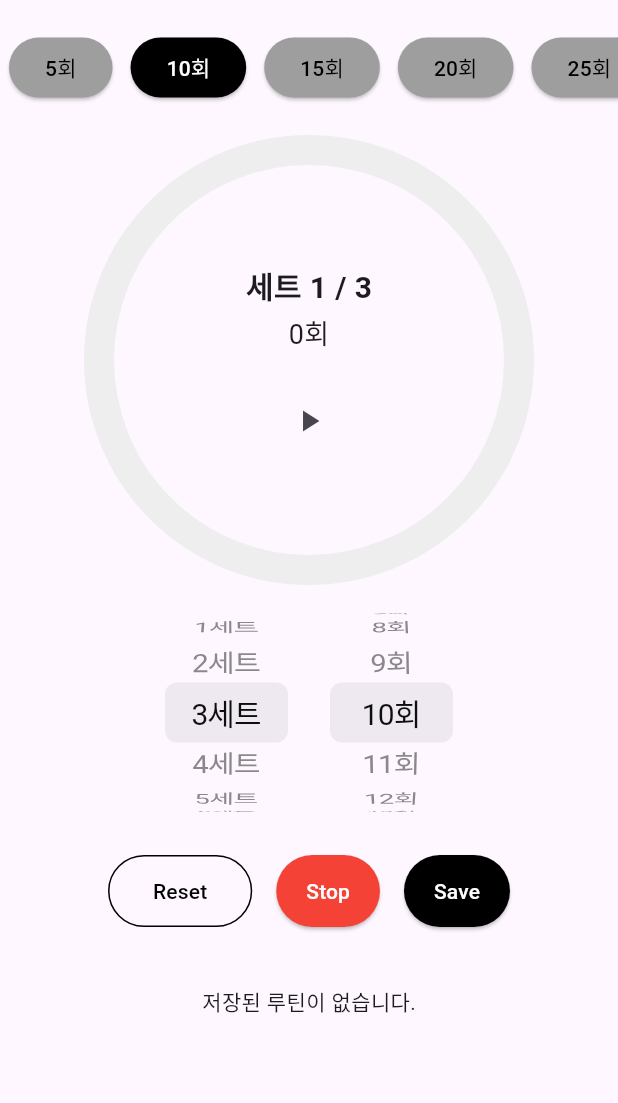
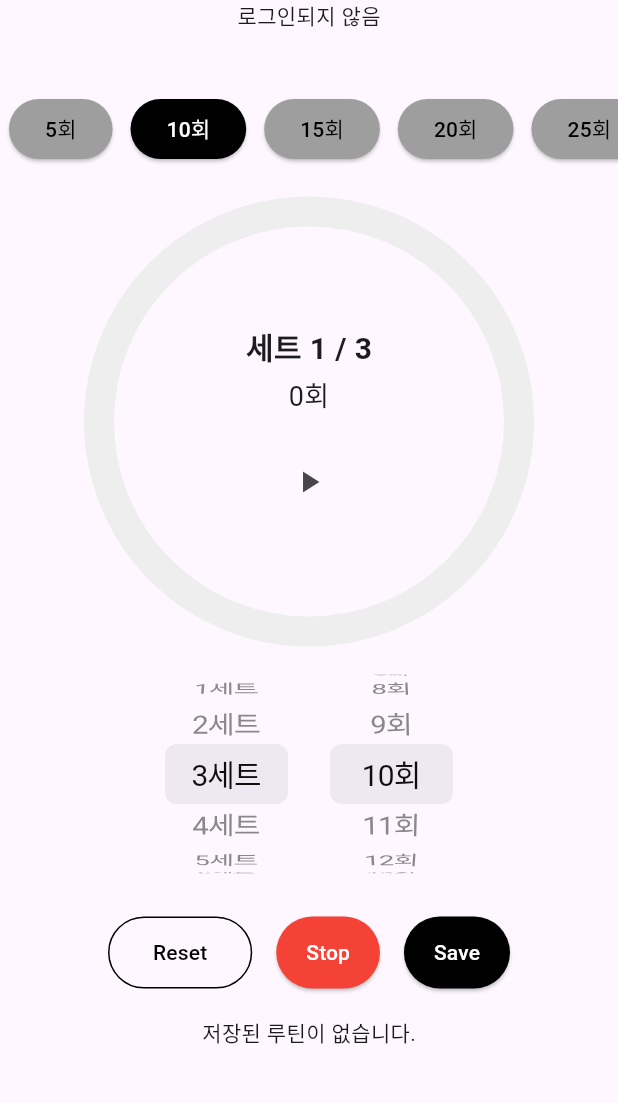
Before and after one commit to Xeostop1/flutter-workoutcounter, a Flutter app: the screen it shows after launch, on a phone screen of 412 x 824 dp, the part 84-1187 px from its top. Run offline on Flutter 3.47's test engine with Material 3 defaults, Android fonts, the phone set to English and light mode, and no system bars; our stand-ins replace cloud_firestore, firebase_auth, firebase_core, flutter_tts, google_mobile_ads, google_sign_in and 2 more; accounts and stored records are empty; network calls fail; statements that could not run were skipped; project files that could hold a hidden picture were left out.

Commit message:
구글 어스, 파이어스토리지 저장성공

```diff
--- a/lib/screens/workout_screen.dart
+++ b/lib/screens/workout_screen.dart
@@ -11,6 +11,7 @@ import '../widgets/save_button.dart';
 import '../widgets/repeat_count_buttons.dart';
 import '../widgets/common_wheel_picker.dart';
 import '../widgets/stop_button.dart';
+import '../widgets/user_info_widget.dart';
 import '../widgets/workout_circle.dart';
 import '../widgets/saved_routine_tile.dart';
 import 'login_screen.dart';
@@ -318,6 +319,8 @@ class _WorkoutScreenState extends State<WorkoutScreen> {
         child: Column(
           mainAxisAlignment: MainAxisAlignment.center,
           children: [
+            UserInfoWidget(),
+            SizedBox(height: 20),
             const SizedBox(height: 20),
             RepeatCountButtons(
               selectedValue: settings.repeatCount,
--- a/lib/view_models/auth_viewmodel.dart
+++ b/lib/view_models/auth_viewmodel.dart
@@ -1,60 +1,107 @@
 import 'package:firebase_auth/firebase_auth.dart';
 import 'package:google_sign_in/google_sign_in.dart';
 import 'package:sign_in_with_apple/sign_in_with_apple.dart';
+
+import '../services/firestore_service.dart';
 
 class AuthViewModel {
   final GoogleSignIn _googleSignIn = GoogleSignIn.instance;
   final FirebaseAuth _auth = FirebaseAuth.instance;
 
-
   Future<void> _initializeGoogleSignIn() async {
-    await _googleSignIn.initialize(
-      serverClientId: '825515648011-27rfeeqkakb70rg5rugb7i5favuapu3v.apps.googleusercontent.com',
-    );
+    try {
+      print('Google 초기화 시작');
+      await _googleSignIn.initialize(
+        serverClientId: '825515648011-27rfeeqkakb70rg5rugb7i5favuapu3v.apps.googleusercontent.com',
+      );
+      print('Google 초기화 완료');
+    } catch (e) {
+      print('Google 초기화 실패: $e');
+    }
   }
 
   Future<UserCredential?> signInWithGoogle() async {
     await _initializeGoogleSignIn();
 
+
     try {
+      print('Google 인증 시작');
       final GoogleSignInAccount account = await _googleSignIn.authenticate(
         scopeHint: ['email'],
       );
-      final auth = await account.authentication;
+      print('Google 인증 성공: ${account.email}');
+
+      late final GoogleSignInAuthentication auth;
+      try {
+        auth = await account.authentication; // *** 추가된 예외 처리
+        print('ID 토큰 수신됨: ${auth.idToken}');
+        print('Google 토큰 받아오기 성공');
+      } catch (e) {
+        print('Google 인증 토큰 받아오는 중 오류 발생: $e'); // *** 추가된 예외 처리
+        return null;
+      }
+
       final credential = GoogleAuthProvider.credential(
         idToken: auth.idToken,
       );
-      return await FirebaseAuth.instance.signInWithCredential(credential);
+      print('Firebase 자격증명 생성 완료');
+
+      final result = await _auth.signInWithCredential(credential);
+      print('Firebase 로그인 성공: ${result.user?.email}');
+
+      // Firestore에 사용자 정보 저장
+      if (result.user != null) {
+        print('[Auth] Firestore에 사용자 정보 저장 시도...');
+        await FirestoreService().saveUserToFirestore(result.user!);
+        print('[Auth] Firestore에 사용자 정보 저장 완료!');
+      }
+
+
+      return result;
     } on GoogleSignInException catch (e) {
-      print('Google Sign-In failed: ${e.code}');
+      print('Google 로그인 실패 - 코드: ${e.code}');
+      return null;
+    } catch (e) {
+      print('Google 로그인 중 알 수 없는 오류 발생: $e');
       return null;
     }
   }
 
 
-  Future<UserCredential?> signInWithApple() async { // ✅ Apple 로그인 추가 ***
+  Future<UserCredential?> signInWithApple() async {
     try {
+      print('Apple 인증 시작');
       final appleCredential = await SignInWithApple.getAppleIDCredential(
         scopes: [
           AppleIDAuthorizationScopes.email,
           AppleIDAuthorizationScopes.fullName,
         ],
       );
+      print('Apple 인증 성공: ${appleCredential.userIdentifier}');
 
       final oauthCredential = OAuthProvider("apple.com").credential(
         idToken: appleCredential.identityToken,
         accessToken: appleCredential.authorizationCode,
       );
+      print('Firebase 자격증명 생성 완료 (Apple)');
 
-      return await _auth.signInWithCredential(oauthCredential);
+      final result = await _auth.signInWithCredential(oauthCredential);
+      print('Firebase 로그인 성공 (Apple): ${result.user?.uid}');
+      return result;
     } catch (e) {
-      print('Apple Sign-In failed: $e');
+      print('Apple 로그인 중 오류 발생: $e');
       return null;
     }
   }
 
   Future<void> signOut() async {
-    await _googleSignIn.disconnect();
-    await _auth.signOut();
+    try {
+      print('로그아웃 시작');
+      await _googleSignIn.disconnect();
+      await _auth.signOut();
+      print('로그아웃 완료');
+    } catch (e) {
+      print('로그아웃 실패: $e');
+    }
   }
 }
--- /dev/null
+++ b/lib/widgets/user_info_widget.dart
@@ -0,0 +1,56 @@
+import 'package:flutter/material.dart';
+import 'package:firebase_auth/firebase_auth.dart';
+
+class UserInfoWidget extends StatefulWidget {
+  const UserInfoWidget({super.key});
+
+  @override
+  State<UserInfoWidget> createState() => _UserInfoWidgetState();
+}
+
+class _UserInfoWidgetState extends State<UserInfoWidget> {
+  User? user;
+
+  @override
+  void initState() {
+    super.initState();
+    FirebaseAuth.instance.authStateChanges().listen((newUser) {
+      setState(() {
+        user = newUser;
+      });
+    });
+    user = FirebaseAuth.instance.currentUser;
+  }
+
+  @override
+  Widget build(BuildContext context) {
+    if (user == null) {
+      return const Text('로그인되지 않음');
+    }
+
+    return Column(
+      crossAxisAlignment: CrossAxisAlignment.start,
+      children: [
+        if (user!.photoURL != null)
+          CircleAvatar(
+            backgroundImage: NetworkImage(user!.photoURL!),
+            radius: 30,
+          ),
+        const SizedBox(height: 8),
+        Text('이름: ${user!.displayName ?? '이름 없음'}'),
+        Text('이메일: ${user!.email ?? '이메일 없음'}'),
+        const SizedBox(height: 16),
+        ElevatedButton(
+          onPressed: () async {
+            await FirebaseAuth.instance.signOut();
+            ScaffoldMessenger.of(context).showSnackBar(
+              const SnackBar(content: Text('로그아웃되었습니다')),
+            );
+          },
+          style: ElevatedButton.styleFrom(backgroundColor: Colors.red),
+          child: const Text('로그아웃'),
+        ),
+      ],
+    );
+  }
+}
```
Also changed, not shown: lib/services/firestore_service.dart (+50 -35 lines).
